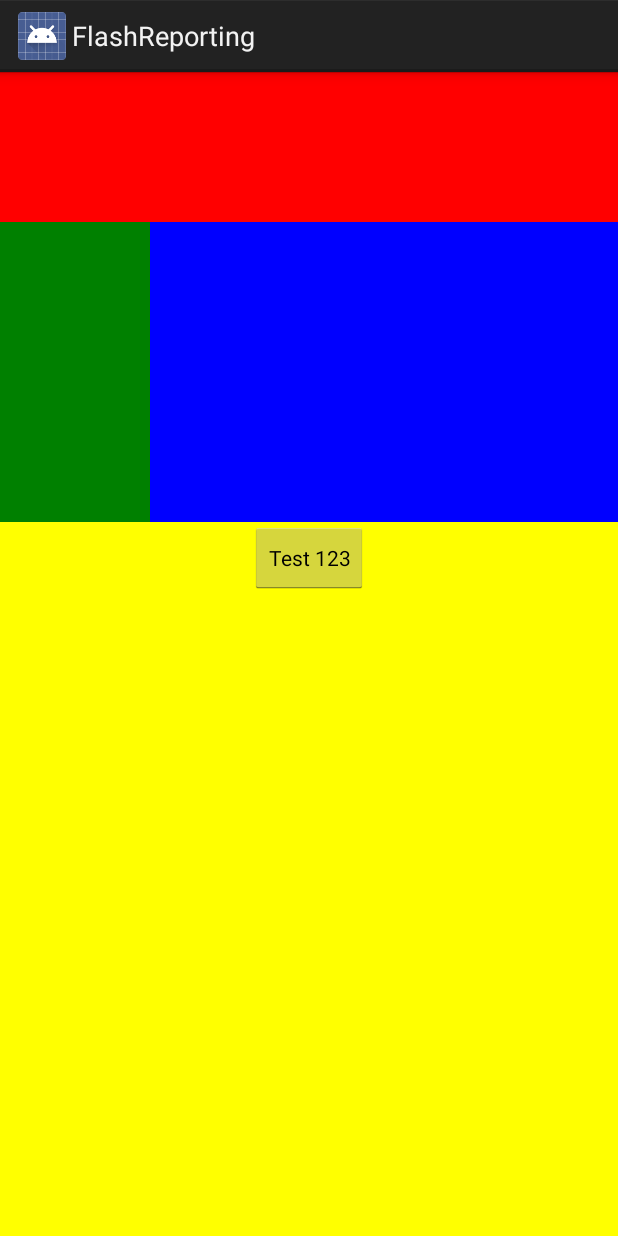
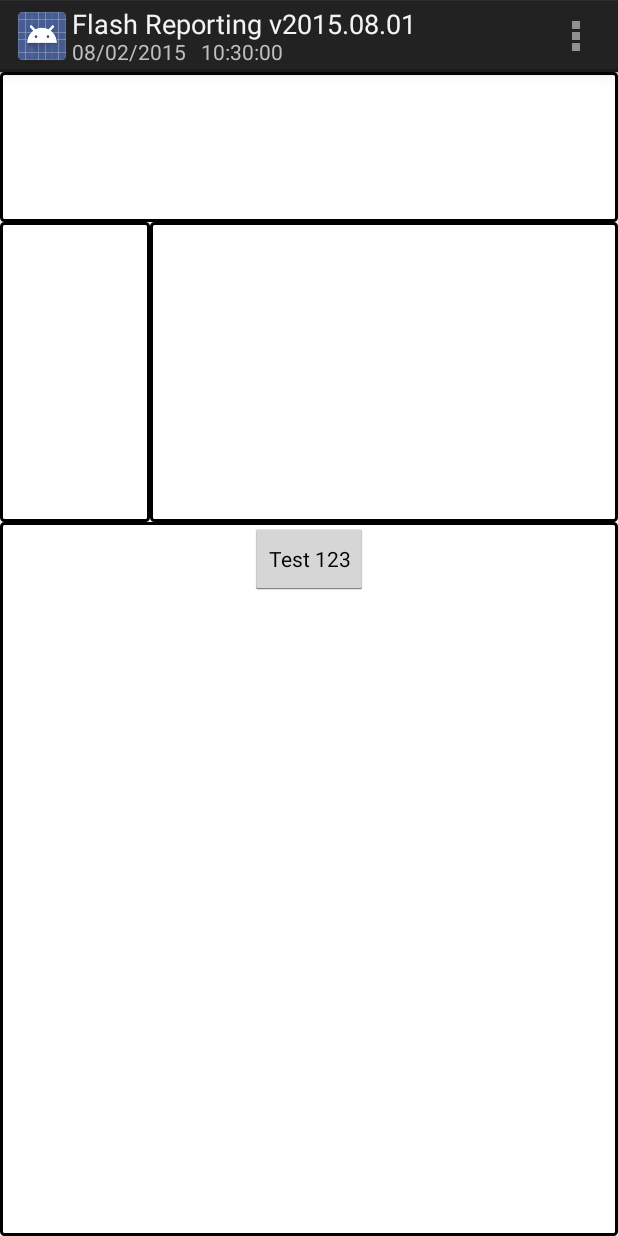
Before and after one commit to ChuckBolin/FlashReporting, an Android app: the screen it shows after launch (MainActivity), on a phone screen of 412 x 824 dp. Run offline under Robolectric (Android 15) with nearby library versions, the phone set to English and light mode, and no system bars.

Commit message:
Add settings options placeholder. Added borders to fragments.

```diff
--- a/app/src/main/java/com/mush4brain/flashreporting/MainActivity.java
+++ b/app/src/main/java/com/mush4brain/flashreporting/MainActivity.java
@@ -1,15 +1,22 @@
 package com.mush4brain.flashreporting;
 
+import android.app.ActionBar;
 import android.app.Activity;
 import android.app.Fragment;
 import android.app.FragmentTransaction;
 import android.content.pm.ActivityInfo;
 import android.os.Bundle;
 import android.view.LayoutInflater;
+import android.view.Menu;
+import android.view.MenuInflater;
+import android.view.MenuItem;
 import android.view.View;
 import android.view.ViewGroup;
 import android.widget.Button;
 import android.widget.Toast;
+
+import java.text.SimpleDateFormat;
+import java.util.Date;
 
 
 public class MainActivity extends Activity {
@@ -27,6 +34,14 @@ public class MainActivity extends Activity {
 
     setRequestedOrientation(ActivityInfo.SCREEN_ORIENTATION_PORTRAIT);
 
+    //set action bar title and subtitle
+    ActionBar actionBar = getActionBar();
+    actionBar.setTitle("Flash Reporting v2015.08.01");
+    SimpleDateFormat formatter = new SimpleDateFormat("MM/dd/yyyy   HH:mm:ss");
+    String dateString = formatter.format(new Date());
+    actionBar.setSubtitle( dateString);
+
+
 
     ft = getFragmentManager().beginTransaction();
     ft.add(R.id.container_top, fragTop);
@@ -34,6 +49,30 @@ public class MainActivity extends Activity {
     ft.add(R.id.container_right, fragRight);
     ft.add(R.id.container_bottom, fragBottom);
     ft.commit();
+  }
+
+  //displays option menu
+  @Override
+  public boolean onCreateOptionsMenu(Menu menu) {
+    // Inflate the menu; this adds items to the action bar if it is present.
+    MenuInflater menuInflater = getMenuInflater();
+    menuInflater.inflate(R.menu.main, menu);
+    return true;
+  }
+
+  @Override
+  public boolean onOptionsItemSelected(MenuItem item) {
+    // Handle item selection
+    switch (item.getItemId()) {
+      case R.id.sub:
+        Toast.makeText(this, "Sub",Toast.LENGTH_SHORT).show();
+        return true;
+      case R.id.add:
+        Toast.makeText(this, "Add",Toast.LENGTH_SHORT).show();
+        return true;
+      default:
+        return super.onOptionsItemSelected(item);
+    }
   }
 
   //top fragment
--- /dev/null
+++ b/app/src/main/res/drawable/border.xml
@@ -0,0 +1,7 @@
+<shape xmlns:android="http://schemas.android.com/apk/res/android">
+    <stroke android:width="2dp" android:color="#FF000000" />
+    <solid android:color="#ffffff" />
+    <padding android:left="1dp" android:top="1dp"
+             android:right="1dp" android:bottom="0dp" />
+    <corners android:radius="2dp" />
+</shape>
--- a/app/src/main/res/layout/activity_main.xml
+++ b/app/src/main/res/layout/activity_main.xml
@@ -10,7 +10,7 @@
         android:layout_height="100dp"
         android:layout_alignParentLeft="true"
         android:layout_alignParentTop="true"
-        android:background="@color/red" >
+         >
     </FrameLayout>
     <FrameLayout
         android:id="@+id/container_left"
@@ -18,7 +18,7 @@
         android:layout_height="200dp"
         android:layout_alignParentLeft="true"
         android:layout_below="@id/container_top"
-        android:background="@color/green" >
+         >
     </FrameLayout>
     <FrameLayout
         android:id="@+id/container_right"
@@ -28,7 +28,7 @@
         android:layout_alignRight="@id/container_left"
         android:layout_below="@id/container_top"
         android:layout_toEndOf="@id/container_left"
-        android:background="@color/blue" >
+         >
     </FrameLayout>
     <FrameLayout
         android:id="@+id/container_bottom"
@@ -36,7 +36,6 @@
         android:layout_height="100dp"
         android:layout_alignParentBottom="true"
         android:layout_alignParentLeft="true"
-        android:layout_below="@+id/container_left"
-        android:background="@color/yellow" >
+        android:layout_below="@+id/container_left">
     </FrameLayout>
 </RelativeLayout>
--- a/app/src/main/res/layout/container_bottom.xml
+++ b/app/src/main/res/layout/container_bottom.xml
@@ -2,6 +2,7 @@
 <LinearLayout xmlns:android="http://schemas.android.com/apk/res/android"
               android:layout_width="match_parent"
               android:layout_height="match_parent"
+              android:background="@drawable/border"
               android:orientation="vertical" >
 
     <Button
--- a/app/src/main/res/layout/container_left.xml
+++ b/app/src/main/res/layout/container_left.xml
@@ -2,5 +2,6 @@
 <LinearLayout xmlns:android="http://schemas.android.com/apk/res/android"
               android:layout_width="match_parent"
               android:layout_height="match_parent"
+              android:background="@drawable/border"
               android:orientation="vertical" >
 </LinearLayout>
--- a/app/src/main/res/layout/container_right.xml
+++ b/app/src/main/res/layout/container_right.xml
@@ -2,5 +2,6 @@
 <LinearLayout xmlns:android="http://schemas.android.com/apk/res/android"
               android:layout_width="match_parent"
               android:layout_height="match_parent"
+              android:background="@drawable/border"
               android:orientation="vertical" >
 </LinearLayout>
--- a/app/src/main/res/layout/container_top.xml
+++ b/app/src/main/res/layout/container_top.xml
@@ -2,5 +2,6 @@
 <LinearLayout xmlns:android="http://schemas.android.com/apk/res/android"
               android:layout_width="match_parent"
               android:layout_height="match_parent"
+              android:background="@drawable/border"
               android:orientation="vertical" >
 </LinearLayout>
--- a/app/src/main/res/menu/main.xml
+++ b/app/src/main/res/menu/main.xml
@@ -1,8 +1,7 @@
-<menu xmlns:android="http://schemas.android.com/apk/res/android"
-    xmlns:tools="http://schemas.android.com/tools"
-    tools:context=".MainActivity" >
-    <item android:id="@+id/action_settings"
-        android:title="@string/action_settings"
-        android:orderInCategory="100"
-        android:showAsAction="never" />
+<?xml version="1.0" encoding="utf-8"?>
+<menu xmlns:android="http://schemas.android.com/apk/res/android" >
+    <item android:id="@+id/add" android:title="@string/menu_add"></item>
+    <item android:id="@+id/sub" android:title="@string/menu_sub"></item>
+    <item android:id="@+id/mul" android:title="@string/menu_mul"></item>
+    <item android:id="@+id/div" android:title="@string/menu_div"></item>
 </menu>
--- a/app/src/main/res/values/strings.xml
+++ b/app/src/main/res/values/strings.xml
@@ -5,4 +5,10 @@
     <string name="hello_world">Hello world!</string>
     <string name="action_settings">Settings</string>
     <string name="buttonTest">Test 123</string>
+    <string name="menu_add">Addition</string>
+    <string name="menu_sub">Substraction</string>
+    <string name="menu_mul">Multiplication</string>
+    <string name="menu_div">Division</string>
+
+
 </resources>
```
Also changed, not shown: app/src/main/res/values/colors.xml (indentation only).
